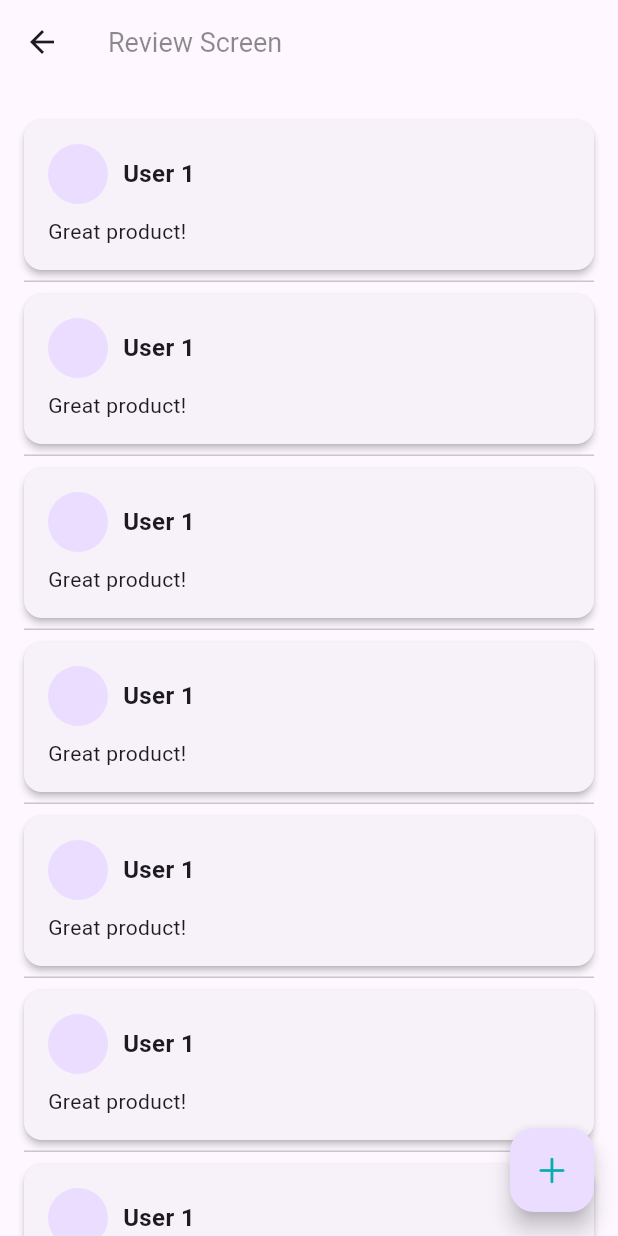
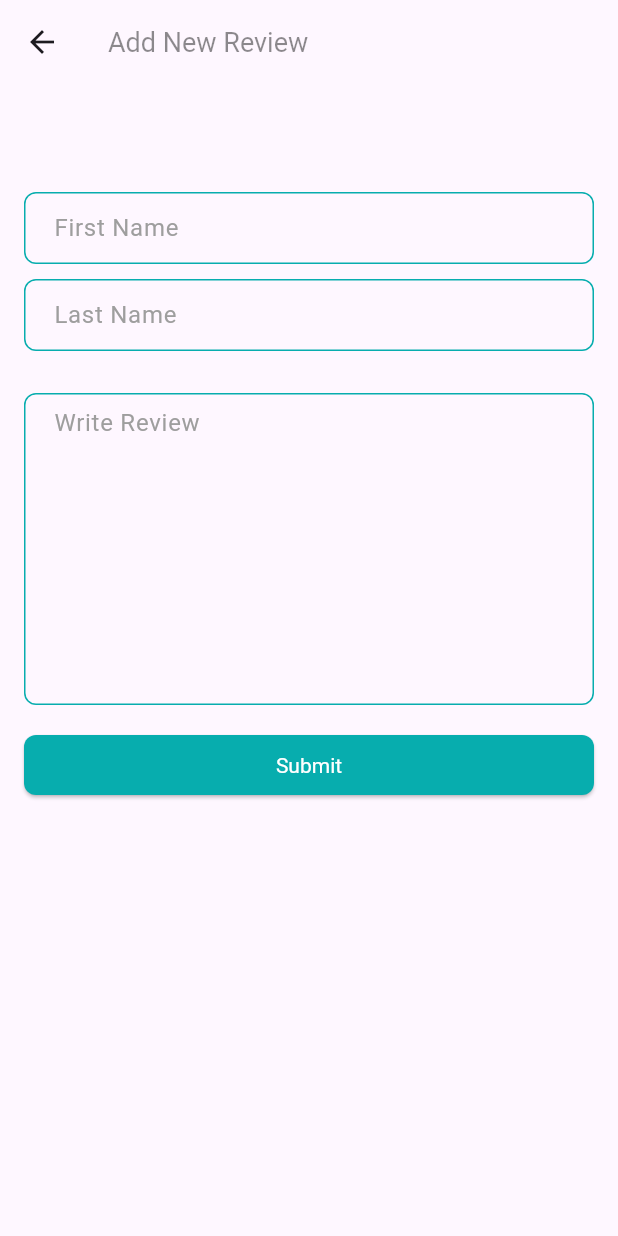
Before and after one commit to Labibzaman/E-commerceApp, a Flutter app: the ReviewScreen screen opened directly, after a tap on an icon or button, on a phone screen of 412 x 824 dp. Run offline on Flutter 3.47's test engine with Material 3 defaults, Android fonts, the phone set to English and light mode, and no system bars; our stand-ins replace carousel_slider, get, pin_code_fields, shared_preferences, webview_flutter; missing offline and left inert: dart:ffi, item_count_number_button; accounts and stored records are empty; network calls fail.

Commit message:
this is fine

```diff
--- a/lib/controller_binder.dart
+++ b/lib/controller_binder.dart
@@ -11,6 +11,7 @@ import 'package:crafty_bay/presentation/state_holders/create_invoice_controller.
 import 'package:crafty_bay/presentation/state_holders/main_nav_bottom_controller.dart';
 import 'package:crafty_bay/presentation/state_holders/product_list_slider_controller.dart';
 import 'package:crafty_bay/presentation/state_holders/read_profile_controller.dart';
+import 'package:crafty_bay/presentation/state_holders/reviewController.dart';
 import 'package:crafty_bay/presentation/state_holders/send_OTP_controller.dart';
 import 'package:crafty_bay/presentation/state_holders/special_product_controller.dart';
 import 'package:crafty_bay/presentation/state_holders/verify_OTP_controller.dart';
@@ -36,5 +37,6 @@ class ControlBinder extends Bindings {
     Get.put(AddToCartController());
     Get.put(CartListController());
     Get.put(CreateInvoiceController());
+    Get.put(ReviewController());
   }
 }
--- a/lib/data/models/reviewList_model.dart
+++ b/lib/data/models/reviewList_model.dart
@@ -9,14 +9,14 @@ class ReviewListModel {
     if (json['data'] != null) {
       data = <Data>[];
       json['data'].forEach((v) {
-        data!.add(new Data.fromJson(v));
+        data!.add(Data.fromJson(v));
       });
     }
   }
 
   Map<String, dynamic> toJson() {
-    final Map<String, dynamic> data = new Map<String, dynamic>();
-    data['msg'] = this.msg;
+    final Map<String, dynamic> data = <String, dynamic>{};
+    data['msg'] = msg;
     if (this.data != null) {
       data['data'] = this.data!.map((v) => v.toJson()).toList();
     }
--- a/lib/data/utility/URls.dart
+++ b/lib/data/utility/URls.dart
@@ -18,5 +18,7 @@ class Urls{
   static  String addToCart = '$baseUrl/CreateCartList';
   static  String cartList = '$baseUrl/CartList';
   static  String createInvoice = '$baseUrl/InvoiceCreate';
+  static  String createReview = '$baseUrl/CreateProductReview';
+  static  String getReviewList(int productID) => '$baseUrl/ListReviewByProduct/${productID}';
 
 }
--- a/lib/presentation/ui/screens/REview screen.dart
+++ b/lib/presentation/ui/screens/REview screen.dart
@@ -1,6 +1,9 @@
+import 'package:crafty_bay/presentation/state_holders/reviewController.dart';
+import 'package:crafty_bay/presentation/ui/screens/add_review_Screen.dart';
 import 'package:crafty_bay/presentation/ui/utility/appcolors.dart';
 import 'package:flutter/cupertino.dart';
 import 'package:flutter/material.dart';
+import 'package:get/get.dart';
 
 class ReviewScreen extends StatefulWidget {
   const ReviewScreen({super.key});
@@ -15,13 +18,18 @@ class _ReviewScreenState extends State<ReviewScreen> {
     return Scaffold(
       floatingActionButton: FloatingActionButton(onPressed: (){
 
-        // showModalBottomSheet(context: context, builder:);
+       Get.to( ()=> AddNewReviewscreen());
       },child: const Icon(CupertinoIcons.plus,color: AppColors.primaryColor,),),
       appBar: AppBar(
-        title: Text('Review Screen'),
+        title: const Text('Review Screen'),
       ),
       body: SingleChildScrollView(
-        padding: EdgeInsets.all(16.0),
+        padding: const EdgeInsets.all(16.0),
+        child: GetBuilder<ReviewController>(
+          builder: (reviewController) {
+            return Visibility(
+              replacement: CircularProgressIndicator(),
+              visible: reviewController.inProgress==false,
               child: Column(
                 crossAxisAlignment: CrossAxisAlignment.stretch,
                 children: [
@@ -29,16 +37,21 @@ class _ReviewScreenState extends State<ReviewScreen> {
                     shrinkWrap: true,
                     itemCount: 10,
                     itemBuilder: (BuildContext context, int index) {
-                return ReviewCard('User 1', 'Great product!');
+                      return ReviewCard(
+                          'User 1',
+                          'Great product!');
                     },
                     separatorBuilder: (BuildContext context, int index) {
-                return Divider(
+                      return const Divider(
                         height: 0,
                       );
                     },
 
                   ),
                 ],
+              ),
+            );
+          }
         ),
       ),
     );
--- /dev/null
+++ b/lib/presentation/ui/screens/add_review_Screen.dart
@@ -0,0 +1,156 @@
+import 'package:flutter/material.dart';
+import 'package:get/get.dart';
+
+import '../../../data/service/Network_Caller.dart';
+import '../../../data/utility/URls.dart';
+
+class AddNewReviewscreen extends StatefulWidget {
+  AddNewReviewscreen({
+    super.key,
+  });
+
+  @override
+  State<AddNewReviewscreen> createState() => _AddNewReviewscreenState();
+}
+
+class _AddNewReviewscreenState extends State<AddNewReviewscreen> {
+  final TextEditingController _titleTeController = TextEditingController();
+  final TextEditingController _descripTeController = TextEditingController();
+  final GlobalKey<FormState> _formkey = GlobalKey();
+
+  bool isAdded = false;
+
+  @override
+  Widget build(BuildContext context) {
+    return Scaffold(
+      appBar: AppBar(
+        title: const Text('Add New Review'),
+      ),
+      body: SafeArea(
+        child: Form(
+          key: _formkey,
+          child: Column(
+            children: [
+              Expanded(
+                child: SingleChildScrollView(
+                  child: Padding(
+                    padding: const EdgeInsets.all(16.0),
+                    child: Column(
+                      mainAxisAlignment: MainAxisAlignment.start,
+                      crossAxisAlignment: CrossAxisAlignment.start,
+                      children: [
+                        const SizedBox(
+                          height: 28,
+                        ),
+                        const SizedBox(
+                          height: 28,
+                        ),
+                        TextFormField(
+                          controller: _titleTeController,
+                          decoration:
+                              const InputDecoration(hintText: 'First Name'),
+                          validator: (String? value) {
+                            if (value!.trim().isEmpty) {
+                              return 'Enter First Name';
+                            }
+                            return null;
+                          },
+                        ),
+                        SizedBox(height: 10),
+                        TextFormField(
+                          controller: _titleTeController,
+                          decoration:
+                              const InputDecoration(hintText: 'Last Name'),
+                          validator: (String? value) {
+                            if (value!.trim().isEmpty) {
+                              return 'Enter Last Name';
+                            }
+                            return null;
+                          },
+                        ),
+                        const SizedBox(
+                          height: 28,
+                        ),
+                        TextFormField(
+                          controller: _descripTeController,
+                          maxLines: 8,
+                          decoration:
+                              const InputDecoration(hintText: 'Write Review'),
+                          validator: (String? value) {
+                            if (value!.trim().isEmpty) {
+                              return 'Wirte your Review';
+                            }
+                            return null;
+                          },
+                        ),
+                        const SizedBox(
+                          height: 16,
+                        ),
+                        SizedBox(
+                          width: double.infinity,
+                          child: Visibility(
+                            visible: isAdded == false,
+                            replacement:
+                                const Center(child: CircularProgressIndicator()),
+                            child: ElevatedButton(
+                              onPressed: addnewTask,
+                              child: const Text(
+                                'Submit',
+                                style: TextStyle(color: Colors.white),
+                              ),
+                            ),
+                          ),
+                        ),
+                      ],
+                    ),
+                  ),
+                ),
+              ),
+            ],
+          ),
+        ),
+      ),
+    );
+  }
+
+  Future<void> addnewTask() async {
+    if (_formkey.currentState!.validate()) {
+      isAdded = true;
+      if (mounted) {
+        setState(() {});
+      }
+      final response =
+          await NetworkCaller().postRequest(Urls.createReview, body: {
+        "description":
+            "Lorem Ipsum is simply dummy text of the printing and typesetting industry.",
+        "product_id": 2,
+        "rating": 5
+      });
+      isAdded = false;
+      if (mounted) {
+        setState(() {});
+      }
+      if (response.isSuccess) {
+        clearTextfiled();
+
+        if (mounted) {}
+      } else {
+        if (mounted) {
+          // ShowSnackMessage(context, 'Something went wrong',true);
+        }
+      }
+    }
+  }
+
+  void clearTextfiled() {
+    _descripTeController.clear();
+    _titleTeController.clear();
+  }
+
+  @override
+  void dispose() {
+    _titleTeController.dispose();
+    _descripTeController.clear();
+    super.dispose();
+  }
+}
```
Also changed, not shown: lib/presentation/state_holders/reviewController.dart (added, +62 -0 lines). Lines whose indentation alone changed are shown as unchanged.
